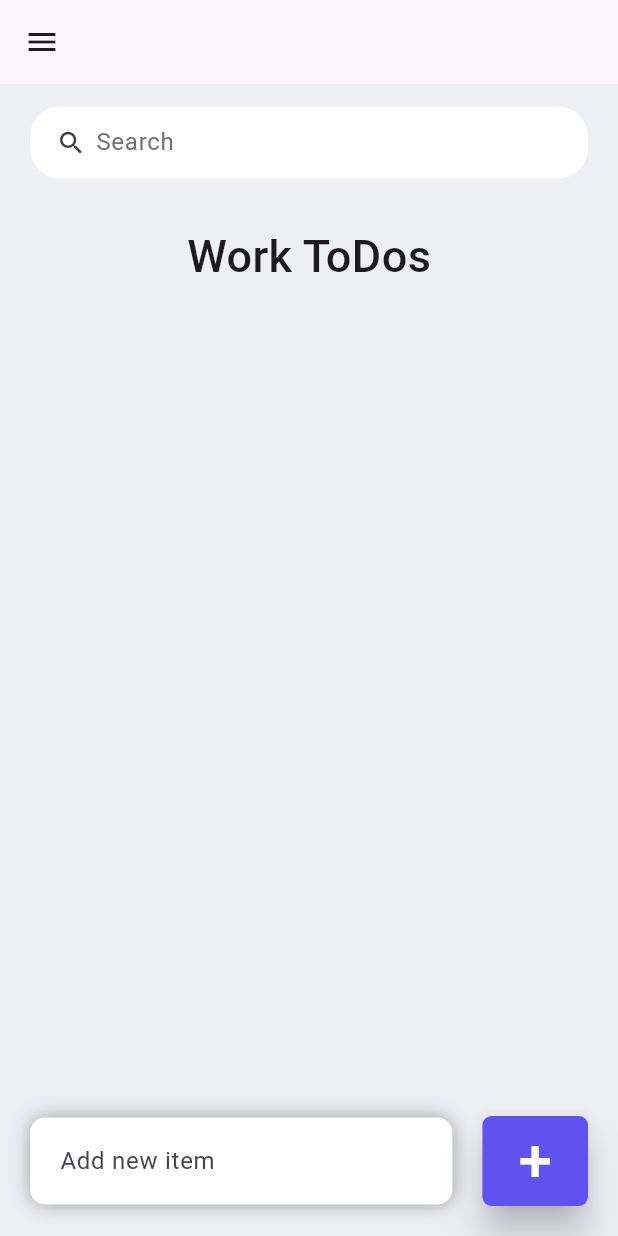
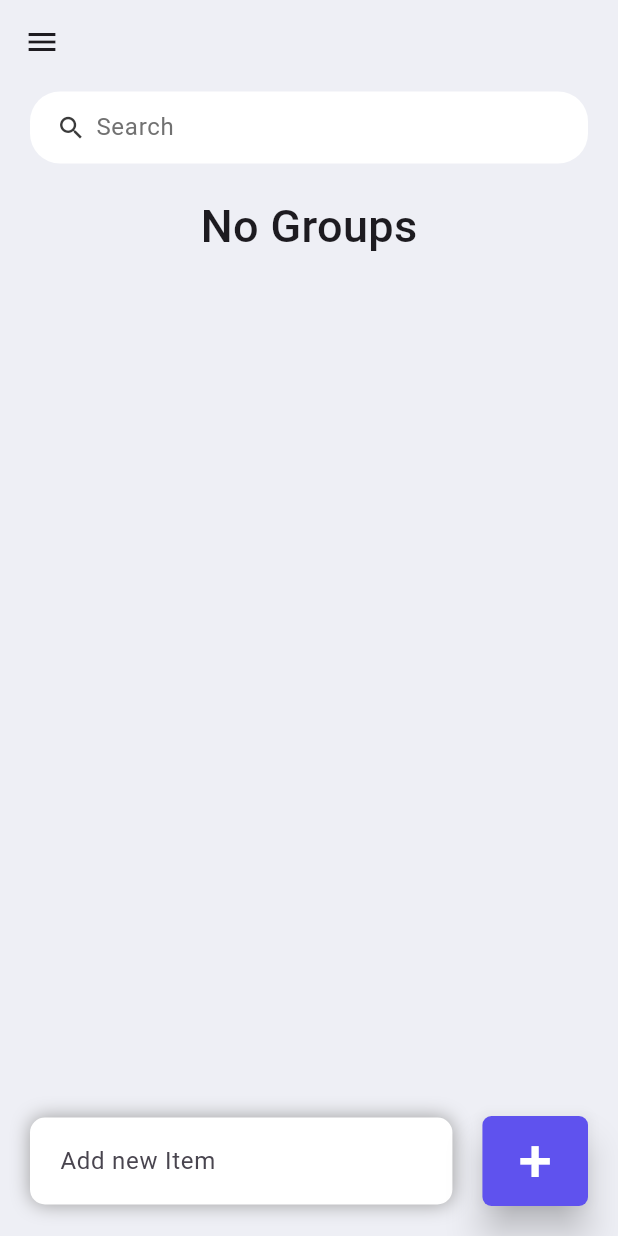
Before and after one commit to Caio-T4vares/todolist, a Flutter app: the screen it shows after launch, on a phone screen of 412 x 824 dp. Run offline on Flutter 3.47's test engine with Material 3 defaults, Android fonts, the phone set to English and light mode, and no system bars; our stand-ins replace get.

```diff
--- a/lib/pages/home.dart
+++ b/lib/pages/home.dart
@@ -16,35 +16,41 @@ class Home extends StatelessWidget {
   Widget build(BuildContext context) {
     return Scaffold(
       backgroundColor: tdBGColor,
-      appBar: AppBar(), //_buildAppBar(),
+      appBar: AppBar(backgroundColor: tdBGColor, elevation: 0),
       drawer: sideBar(),
-      body: Stack(
+      body: Column(
         children: [
           Container(
-            padding: const EdgeInsets.symmetric(horizontal: 20, vertical: 15),
+            color: tdBGColor,
+            padding: EdgeInsets.symmetric(horizontal: 20, vertical: 5),
             child: Column(
               children: [
                 searchBar(),
-                Container(
-                  margin: const EdgeInsets.only(top: 30, bottom: 25),
-                  child: Obx(() => Text(
-                        '${controller.selectedGroup.value.name} ToDos',
-                        style: const TextStyle(
-                            fontSize: 30, fontWeight: FontWeight.w500),
-                      )),
+                SizedBox(height: 20,),
+                Obx(() =>
+                  Text(
+                    controller.selectedGroup.value.name != 'name'
+                        ? controller.selectedGroup.value.name
+                        : 'No Groups',
+                    style: TextStyle(fontSize: 30, fontWeight: FontWeight.w500),
+                  ),
+                ),
+                SizedBox(height: 20,)
+              ],
+            ),
           ),
           Expanded(
-                    child: Container(
-                  margin: const EdgeInsets.only(top: 20),
-                  child: Obx(() => ListView.builder(
-                        itemBuilder: (BuildContext context, int index) {
+            child: Obx(() =>
+              ListView.builder(
+                itemBuilder: (context, index) {
                   final ToDo todo = controller.toDos[index];
-                          return ToDoItem(todo: todo);
+                  return Padding(
+                    padding: const EdgeInsets.symmetric(horizontal: 20),
+                    child: ToDoItem(todo: todo),
+                  );
                 },
                 itemCount: controller.toDos.length,
-                      )),
-                ))
-              ],
+              ),
             ),
           ),
           Align(
@@ -53,10 +59,8 @@ class Home extends StatelessWidget {
               children: [
                 Expanded(
                   child: Container(
-                    margin:
-                        const EdgeInsets.only(bottom: 20, right: 20, left: 20),
-                    padding:
-                        const EdgeInsets.symmetric(horizontal: 20, vertical: 5),
+                    margin: EdgeInsets.only(bottom: 20, right: 20, left: 20),
+                    padding: EdgeInsets.symmetric(horizontal: 20, vertical: 5),
                     decoration: BoxDecoration(
                       color: Colors.white,
                       boxShadow: const [
@@ -64,13 +68,14 @@ class Home extends StatelessWidget {
                           color: Colors.grey,
                           offset: Offset(0.0, 0.0),
                           blurRadius: 10.0,
-                              spreadRadius: 0.0)
+                          spreadRadius: 0.0
+                        ),
                       ],
-                        borderRadius: BorderRadius.circular(10)),
+                      borderRadius: BorderRadius.circular(10),
+                    ),
                     child: TextField(
                       controller: controller.toDoController,
-                      decoration: const InputDecoration(
-                          hintText: 'Add new item', border: InputBorder.none),
+                      decoration: const InputDecoration(hintText: 'Add new Item', border: InputBorder.none),
                     ),
                   ),
                 ),
@@ -81,14 +86,13 @@ class Home extends StatelessWidget {
                       controller.addToDo(controller.toDoController.text);
                     },
                     style: ElevatedButton.styleFrom(
-                        backgroundColor: tdBlue,
-                        minimumSize: const Size(60, 60),
+                      backgroundColor:  tdBlue,
+                      minimumSize: const Size(60,60),
                       elevation: 10,
-                        shape: RoundedRectangleBorder(
-                            borderRadius: BorderRadius.circular(6))),
-                    child: const Text('+',
-                        style: TextStyle(fontSize: 40, color: Colors.white)),
+                      shape: RoundedRectangleBorder(borderRadius: BorderRadius.circular(6))
                     ),
+                    child: const Text('+', style: TextStyle(fontSize: 40, color: Colors.white)),
+                  )
                 ),
               ],
             ),
--- a/pubspec.yaml
+++ b/pubspec.yaml
@@ -36,6 +36,7 @@ dependencies:
   # Use with the CupertinoIcons class for iOS style icons.
   cupertino_icons: ^1.0.6
   intl: ^0.19.0
+  path_provider: ^2.1.4
 
 dev_dependencies:
   flutter_test:
```
Also changed, not shown: lib/controllers/home_controller.dart (+46 -6 lines), lib/model/group.dart (+16 -0 lines), lib/model/todo.dart (+21 -1 lines), lib/widgets/todo_item.dart (+5 -10 lines), pubspec.lock, 1 other file. Lines whose indentation alone changed are shown as unchanged.
